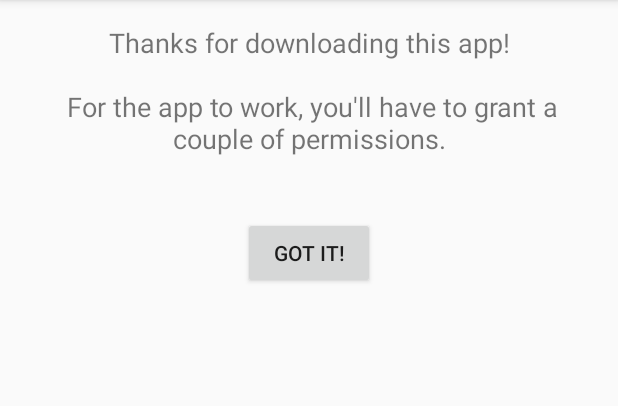
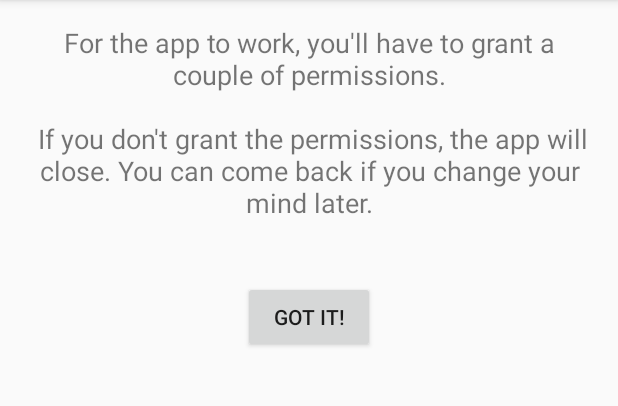
Before and after one commit to mileskrell/times-via-text, an Android app: the MainActivity screen opened directly, with no data from a screen before it, on a phone screen of 412 x 824 dp, the part 84-490 px from its top. Run offline under Robolectric (Android 15) with nearby library versions, the phone set to English and light mode, and no system bars.

Commit message:
Renamed welcome_message to permissions_message and added a note that the app will close if any permission requests are denied.

```diff
--- a/app/src/main/res/layout/activity_main.xml
+++ b/app/src/main/res/layout/activity_main.xml
@@ -15,7 +15,7 @@
         android:layout_gravity="center"
         android:textSize="18sp"
         android:textAlignment="center"
-        android:text="@string/welcome_message"
+        android:text="@string/permissions_message"
         android:id="@+id/text_view_welcome_message" />
 
     <Button
--- a/app/src/main/res/values/strings.xml
+++ b/app/src/main/res/values/strings.xml
@@ -1,9 +1,9 @@
 <resources>
     <string name="app_name">Times via Text (for CTA riders)</string>
 
-    <string name="welcome_message">
-        Thanks for downloading this app!\n\n
-        For the app to work, you\'ll have to grant a couple of permissions.
+    <string name="permissions_message">
+        For the app to work, you\'ll have to grant a couple of permissions.\n\n
+        If you don\'t grant the permissions, the app will close. You can come back if you change your mind later.
     </string>
     <string name="button_from_main_activity">Got it!</string>
 
```
